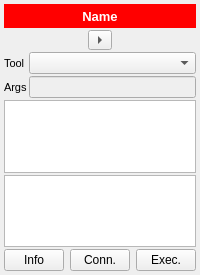
This is spinetoolbox/ui/subwindow_tool.ui in spine-tools/Spine-Toolbox as Qt 5 draws it before an edit. The edited form follows.
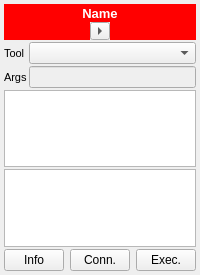
This is the edited form.

```diff
--- a/spinetoolbox/ui/subwindow_tool.ui
+++ b/spinetoolbox/ui/subwindow_tool.ui
@@ -51,38 +51,43 @@
   <property name="windowTitle">
    <string>Tool</string>
   </property>
+  <layout class="QVBoxLayout" name="verticalLayout_3">
+   <property name="spacing">
+    <number>0</number>
+   </property>
+   <property name="leftMargin">
+    <number>0</number>
+   </property>
+   <property name="topMargin">
+    <number>0</number>
+   </property>
+   <property name="rightMargin">
+    <number>0</number>
+   </property>
+   <property name="bottomMargin">
+    <number>0</number>
+   </property>
+   <item>
   <layout class="QVBoxLayout" name="verticalLayout_2">
    <property name="spacing">
-    <number>0</number>
+      <number>2</number>
    </property>
    <property name="leftMargin">
-    <number>0</number>
+      <number>4</number>
    </property>
    <property name="topMargin">
-    <number>0</number>
+      <number>4</number>
    </property>
    <property name="rightMargin">
-    <number>0</number>
+      <number>4</number>
    </property>
    <property name="bottomMargin">
-    <number>0</number>
+      <number>4</number>
    </property>
    <item>
     <layout class="QVBoxLayout" name="verticalLayout">
      <property name="spacing">
-      <number>2</number>
-     </property>
-     <property name="leftMargin">
-      <number>4</number>
-     </property>
-     <property name="topMargin">
-      <number>4</number>
-     </property>
-     <property name="rightMargin">
-      <number>4</number>
-     </property>
-     <property name="bottomMargin">
-      <number>4</number>
+        <number>0</number>
      </property>
      <item>
       <widget class="QLabel" name="label_name">
@@ -92,7 +97,7 @@
        <property name="minimumSize">
         <size>
          <width>0</width>
-         <height>24</height>
+           <height>18</height>
         </size>
        </property>
        <property name="font">
@@ -120,17 +125,43 @@
      <item>
       <layout class="QHBoxLayout" name="horizontalLayout_4">
        <item>
-        <spacer name="horizontalSpacer_2">
-         <property name="orientation">
-          <enum>Qt::Horizontal</enum>
-         </property>
-         <property name="sizeHint" stdset="0">
+          <widget class="QLabel" name="label_name_2">
+           <property name="enabled">
+            <bool>true</bool>
+           </property>
+           <property name="minimumSize">
           <size>
-           <width>40</width>
-           <height>20</height>
-          </size>
-         </property>
-        </spacer>
+             <width>0</width>
+             <height>18</height>
+            </size>
+           </property>
+           <property name="maximumSize">
+            <size>
+             <width>16777215</width>
+             <height>18</height>
+            </size>
+           </property>
+           <property name="font">
+            <font>
+             <pointsize>10</pointsize>
+             <weight>75</weight>
+             <bold>true</bold>
+            </font>
+           </property>
+           <property name="styleSheet">
+            <string notr="true">background-color: rgb(255, 0, 0);
+color: rgb(255, 255, 255);</string>
+           </property>
+           <property name="text">
+            <string/>
+           </property>
+           <property name="alignment">
+            <set>Qt::AlignCenter</set>
+           </property>
+           <property name="wordWrap">
+            <bool>true</bool>
+           </property>
+          </widget>
        </item>
        <item>
         <widget class="QToolButton" name="toolButton_connector">
@@ -146,23 +177,57 @@
          <property name="text">
           <string>...</string>
          </property>
+           <property name="iconSize">
+            <size>
+             <width>12</width>
+             <height>12</height>
+            </size>
+           </property>
          <property name="arrowType">
           <enum>Qt::RightArrow</enum>
          </property>
         </widget>
        </item>
        <item>
-        <spacer name="horizontalSpacer">
-         <property name="orientation">
-          <enum>Qt::Horizontal</enum>
-         </property>
-         <property name="sizeHint" stdset="0">
+          <widget class="QLabel" name="label_name_3">
+           <property name="enabled">
+            <bool>true</bool>
+           </property>
+           <property name="minimumSize">
           <size>
-           <width>40</width>
-           <height>20</height>
-          </size>
-         </property>
-        </spacer>
+             <width>0</width>
+             <height>18</height>
+            </size>
+           </property>
+           <property name="maximumSize">
+            <size>
+             <width>16777215</width>
+             <height>18</height>
+            </size>
+           </property>
+           <property name="font">
+            <font>
+             <pointsize>10</pointsize>
+             <weight>75</weight>
+             <bold>true</bold>
+            </font>
+           </property>
+           <property name="styleSheet">
+            <string notr="true">background-color: rgb(255, 0, 0);
+color: rgb(255, 255, 255);</string>
+           </property>
+           <property name="text">
+            <string/>
+           </property>
+           <property name="alignment">
+            <set>Qt::AlignCenter</set>
+           </property>
+           <property name="wordWrap">
+            <bool>true</bool>
+           </property>
+          </widget>
+         </item>
+        </layout>
        </item>
       </layout>
      </item>
```
Left out of the diff: 2 changed lines with no effect on the pictures. Lines whose indentation alone changed are shown as unchanged.
